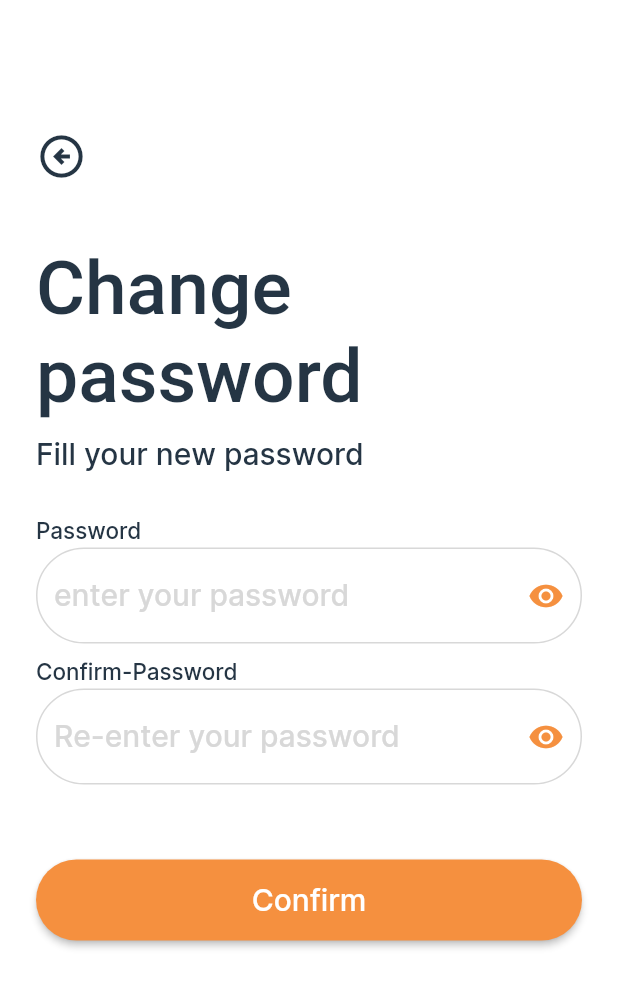
After one commit to MoaazEhab20/horus, a Flutter app: the NewPasswordScreen screen opened directly, on a phone screen of 412 x 824 dp. The commit adds this screen. Shown: the top 987 px of the screen. Run offline on Flutter 3.47's test engine with Material 2 defaults, Android fonts, the phone set to English and light mode, and no system bars; our stand-ins replace another_carousel_pro, bloc, dio, flutter_bloc, flutter_credit_card, flutter_rating_bar and 6 more; missing offline and left inert: flutter_verification_code; accounts and stored records are empty.

Commit message:
FORGET PASSWORD

```diff
--- a/lib/screens/authview/register_tourist.dart
+++ b/lib/screens/authview/register_tourist.dart
@@ -36,6 +36,7 @@ class _RegisterScreenState extends State<RegisterScreen> {
             body: Padding(
               padding: const EdgeInsets.symmetric(horizontal: 24.0),
               child: SingleChildScrollView(
+                physics: BouncingScrollPhysics(),
                 child: Column(
                   children: [
                     const SizedBox(height: 16),
@@ -188,7 +189,7 @@ class _RegisterScreenState extends State<RegisterScreen> {
                           ),
                           const SizedBox(height: 10),
                           Text(
-                            'Gender', // New field for Gender
+                            'Gender',
                             style: TextStyle(
                               color: Theme.of(context).primaryColor,
                               fontSize: 15,
@@ -210,6 +211,7 @@ class _RegisterScreenState extends State<RegisterScreen> {
                                       padding: const EdgeInsets.symmetric(horizontal: 12.0),
                                       child: DropdownButtonHideUnderline(
                                         child: DropdownButton<String>(
+                                          dropdownColor: Theme.of(context).primaryColorLight,
                                           isExpanded: true,
                                           value: selectedGender,
                                           onChanged: (String? newValue) {
@@ -259,6 +261,7 @@ class _RegisterScreenState extends State<RegisterScreen> {
                                       padding: const EdgeInsets.symmetric(horizontal: 12.0),
                                       child: DropdownButtonHideUnderline(
                                         child: DropdownButton<String>(
+                                          dropdownColor: Theme.of(context).primaryColorLight,
                                           isExpanded: true,
                                           value: selectedNationality,
                                           onChanged: (String? newValue) {
--- /dev/null
+++ b/lib/screens/forgetPassword/new password screen.dart
@@ -0,0 +1,206 @@
+import 'package:flutter/material.dart';
+
+class NewPasswordScreen extends StatefulWidget {
+  NewPasswordScreen({super.key});
+
+  @override
+  State<NewPasswordScreen> createState() => _NewPasswordScreenState();
+}
+
+class _NewPasswordScreenState extends State<NewPasswordScreen> {
+  bool eyeIconPassword = true;
+  bool eyeIconPasswordConfirm = true;
+  TextEditingController password = TextEditingController();
+  TextEditingController confirmPassword = TextEditingController();
+  GlobalKey<FormState> formKey = GlobalKey();
+
+  @override
+  Widget build(BuildContext context) {
+    return Scaffold(
+      body: Padding(
+        padding: const EdgeInsets.symmetric(horizontal: 24),
+        child: Form(
+          key: formKey,
+          child: ListView(
+            physics: const BouncingScrollPhysics(),
+            children: [
+              const SizedBox(
+                height: 80,
+              ),
+              IconButton(
+                  alignment: Alignment.centerLeft,
+                  padding: const EdgeInsets.all(0),
+                  onPressed: () {
+                    Navigator.pop(context);
+                  },
+                  icon: const Icon(
+                    Icons.arrow_circle_left_outlined,
+                    size: 34,
+                  ),
+                  color: Theme.of(context).primaryColor,
+                  ),
+              const SizedBox(
+                height: 35,
+              ),
+               Text(
+                'Change password',
+                style: TextStyle(
+                    color: Theme.of(context).primaryColor,
+                    fontSize: 50,
+                    fontWeight: FontWeight.w500,
+                    fontFamily: ''),
+              ),
+              const SizedBox(
+                height: 10,
+              ),
+               Text(
+                'Fill your new password',
+                style: TextStyle(color: Theme.of(context).primaryColor, fontSize: 20),
+              ),
+              const SizedBox(
+                height: 20,
+              ),
+               Text(
+                'Password',
+                style: TextStyle(
+                    color: Theme.of(context).primaryColor, fontSize: 15, height: 2),
+              ),
+              TextFormField(
+                validator: (data) {
+                  if (data!.isEmpty) {
+                    return '*Enter your password';
+                  } else if (data.length <= 7) {
+                    return '*please enter more than 7 character';
+                  } else {
+                    return null;
+                  }
+                },
+                controller: password,
+                obscureText: eyeIconPassword,
+                decoration: InputDecoration(
+                  hintText: 'enter your password',
+                  hintStyle: const TextStyle(color: Color(0XFFD8D8D8)),
+                  focusedBorder: OutlineInputBorder(
+                      borderRadius: BorderRadius.circular(50),
+                      borderSide: const BorderSide(
+                        width: 1,
+                        color: Color(0XFFF5903F),
+                      )),
+                  errorBorder: OutlineInputBorder(
+                      borderRadius: BorderRadius.circular(50),
+                      borderSide: const BorderSide(
+                        width: 1,
+                        color: Colors.red,
+                      )),
+                  enabledBorder: OutlineInputBorder(
+                      borderRadius: BorderRadius.circular(50),
+                      borderSide: const BorderSide(
+                        width: 1,
+                        color: Color(0XFFD8D8D8),
+                      )),
+                suffixIcon: IconButton(
+                  onPressed: () {
+                    setState(() {
+                      if (eyeIconPassword == true)
+                      {
+                        eyeIconPassword = false;
+                      }
+                        else
+                        {
+                          eyeIconPassword = true;
+                        }
+                          }
+                        );
+                        },
+                          icon: Icon(Icons.remove_red_eye, color: Color.fromRGBO(245, 144, 63, 1.0),)
+                    )
+                ),
+              ),
+               Text(
+                'Confirm-Password',
+                style: TextStyle(
+                    color: Theme.of(context).primaryColor, fontSize: 15, height: 2),
+              ),
+              TextFormField(
+                validator: (data) {
+                  if (data!.isEmpty) {
+                    return '*Enter your confirm password';
+                  } else if (data.toString() != password.text) {
+                    return '*Please enter your confirm password correctly';
+                  } else {
+                    return null;
+                  }
+                },
+                obscureText: eyeIconPasswordConfirm,
+                decoration: InputDecoration(
+                  hintText: 'Re-enter your password',
+                  hintStyle: const TextStyle(color: Color(0XFFD8D8D8)),
+                  focusedBorder: OutlineInputBorder(
+                      borderRadius: BorderRadius.circular(50),
+                      borderSide: const BorderSide(
+                        width: 1,
+                        color: Color(0XFFF5903F),
+                      )),
+                  errorBorder: OutlineInputBorder(
+                      borderRadius: BorderRadius.circular(50),
+                      borderSide: const BorderSide(
+                        width: 1,
+                        color: Colors.red,
+                      )),
+                  enabledBorder: OutlineInputBorder(
+                      borderRadius: BorderRadius.circular(50),
+                      borderSide: const BorderSide(
+                        width: 1,
+                        color: Color(0XFFD8D8D8),
+                      )),
+                suffixIcon: IconButton(
+                  onPressed: () {
+                    setState(() {
+                      if (eyeIconPasswordConfirm == true)
+                      {
+                        eyeIconPasswordConfirm = false;
+                      }
+                        else
+                        {
+                          eyeIconPasswordConfirm = true;
+                        }
+                          }
+                        );
+                        },
+                          icon: Icon(Icons.remove_red_eye, color: Color.fromRGBO(245, 144, 63, 1.0),)
+                    )
+                ),
+              ),
+              const SizedBox(
+                height: 50,
+              ),
+              MaterialButton(
+                minWidth: MediaQuery.of(context).size.width,
+                height: 54,
+                onPressed: () {
+                  if (formKey.currentState!.validate()) {
+                    ScaffoldMessenger.of(context).showSnackBar(
+                      SnackBar(content: Text('Password updated successfully')),
+                      );
+                  }
+                },
+                shape: OutlineInputBorder(
+                  borderRadius: BorderRadius.circular(50),
+                  borderSide: BorderSide.none,
+                ),
+                color: const Color(0XFFF5903F),
+                child: const Text(
+                  'Confirm',
+                  style: TextStyle(
+                    color: Colors.white,
+                    fontSize: 20,
+                  ),
+                ),
+              ),
+            ],
+          ),
+        ),
+      ),
+    );
+  }
+}
--- a/lib/screens/touristview/home_screen.dart
+++ b/lib/screens/touristview/home_screen.dart
@@ -83,9 +83,10 @@ class _HomeScreenState extends State<HomeScreen> {
                       ),
                       Positioned(
                         top: 135,
+                        left: 0,
+                        right: 0,
+                        bottom: 0,
                         child: Container(
-                          width: 344,
-                          height: 60,
                           decoration: const BoxDecoration(
                               color: Color.fromARGB(221, 245, 145, 63),
                               borderRadius: BorderRadius.only(
--- a/pubspec.yaml
+++ b/pubspec.yaml
@@ -46,6 +46,7 @@ dependencies:
   dio: ^5.4.3+1
   flutter_bloc: ^8.1.6
   fluttertoast: ^8.2.5
+  flutter_verification_code: ^1.1.7
 
 
 
```
Also changed, not shown: lib/screens/authview/login_tourist.dart (+14 -7 lines), lib/screens/forgetPassword/email screen.dart (added, +136 -0 lines), lib/screens/forgetPassword/verification screen.dart (added, +103 -0 lines), pubspec.lock.
